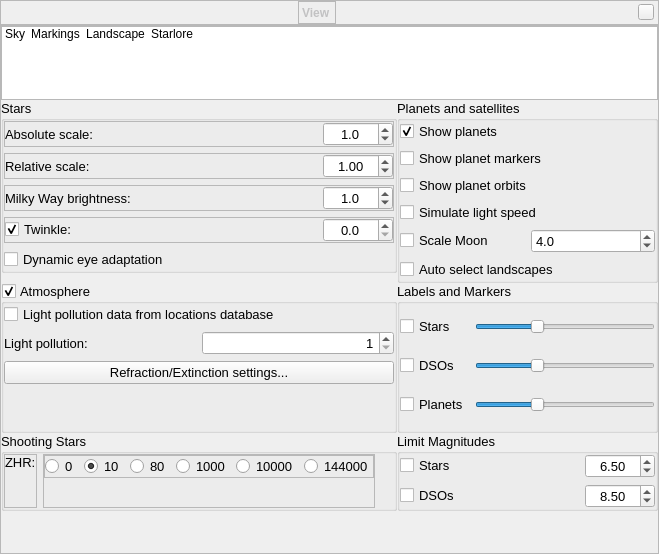
Qt form src/gui/viewDialog.ui (519984307/stellarium_src) before a commit.
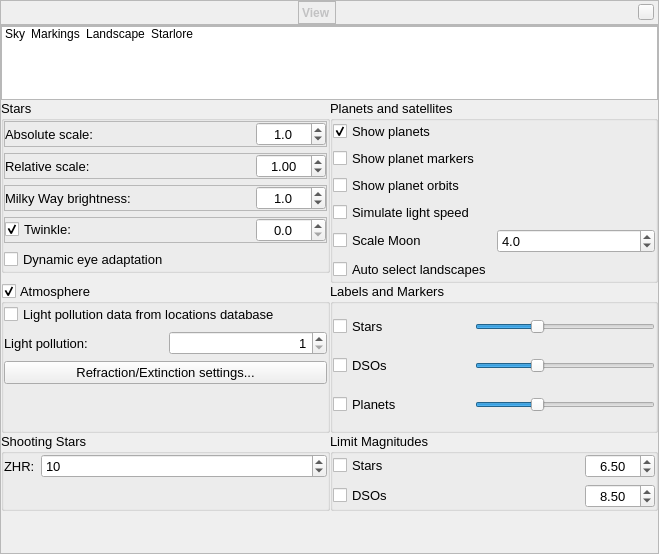
The same form after that commit. Icons and pictures are not drawn. Custom widgets are drawn as their Qt base class.

Commit message: Improvements GUI for settings of sporadic meteor

What changed in the file:
```diff
--- a/src/gui/viewDialog.ui
+++ b/src/gui/viewDialog.ui
@@ -1078,24 +1078,11 @@
               <number>0</number>
              </property>
              <item>
-              <widget class="QFrame" name="frame_9">
-               <property name="frameShape">
-                <enum>QFrame::StyledPanel</enum>
+              <layout class="QFormLayout" name="formLayout">
+               <property name="fieldGrowthPolicy">
+                <enum>QFormLayout::AllNonFixedFieldsGrow</enum>
                </property>
-               <layout class="QVBoxLayout" name="verticalLayout_4">
-                <property name="leftMargin">
-                 <number>0</number>
-                </property>
-                <property name="topMargin">
-                 <number>0</number>
-                </property>
-                <property name="rightMargin">
-                 <number>0</number>
-                </property>
-                <property name="bottomMargin">
-                 <number>0</number>
-                </property>
-                <item>
+               <item row="1" column="0">
                  <widget class="QLabel" name="label_14">
                   <property name="toolTip">
                    <string>Hourly zenith rate</string>
@@ -1107,98 +1094,21 @@
                    <enum>Qt::PlainText</enum>
                   </property>
                   <property name="alignment">
-                   <set>Qt::AlignLeading|Qt::AlignLeft|Qt::AlignTop</set>
+                  <set>Qt::AlignLeading|Qt::AlignLeft|Qt::AlignVCenter</set>
                   </property>
                  </widget>
                 </item>
-               </layout>
-              </widget>
-             </item>
-             <item>
-              <widget class="QFrame" name="frame_11">
-               <property name="frameShape">
-                <enum>QFrame::StyledPanel</enum>
-               </property>
-               <layout class="QVBoxLayout" name="verticalLayout_9">
-                <property name="leftMargin">
-                 <number>0</number>
-                </property>
-                <property name="topMargin">
-                 <number>0</number>
-                </property>
-                <property name="rightMargin">
-                 <number>0</number>
-                </property>
-                <property name="bottomMargin">
-                 <number>0</number>
-                </property>
-                <item alignment="Qt::AlignTop">
-                 <widget class="QFrame" name="frame_8">
-                  <property name="frameShape">
-                   <enum>QFrame::StyledPanel</enum>
-                  </property>
-                  <layout class="QHBoxLayout" name="horizontalLayout_7">
-                   <property name="leftMargin">
-                    <number>0</number>
-                   </property>
-                   <property name="topMargin">
-                    <number>0</number>
-                   </property>
-                   <property name="rightMargin">
-                    <number>0</number>
-                   </property>
-                   <property name="bottomMargin">
-                    <number>0</number>
-                   </property>
-                   <item>
-                    <widget class="QRadioButton" name="zhrNone">
-                     <property name="text">
-                      <string notr="true">0</string>
-                     </property>
-                    </widget>
-                   </item>
-                   <item>
-                    <widget class="QRadioButton" name="zhr10">
-                     <property name="text">
-                      <string notr="true">10</string>
-                     </property>
-                     <property name="checked">
-                      <bool>true</bool>
-                     </property>
-                    </widget>
-                   </item>
-                   <item>
-                    <widget class="QRadioButton" name="zhr80">
-                     <property name="text">
-                      <string notr="true">80</string>
-                     </property>
-                    </widget>
-                   </item>
-                   <item>
-                    <widget class="QRadioButton" name="zhr1000">
-                     <property name="text">
-                      <string>1000</string>
-                     </property>
-                    </widget>
-                   </item>
-                   <item>
-                    <widget class="QRadioButton" name="zhr10000">
-                     <property name="text">
-                      <string notr="true">10000</string>
-                     </property>
-                    </widget>
-                   </item>
-                   <item>
-                    <widget class="QRadioButton" name="zhr144000">
-                     <property name="text">
-                      <string notr="true">144000</string>
-                     </property>
-                    </widget>
-                   </item>
-                  </layout>
-                 </widget>
-                </item>
-                <item>
+               <item row="1" column="1">
+                <widget class="QSpinBox" name="zhrSpinBox">
+                 <property name="maximum">
+                  <number>240000</number>
+                 </property>
+                 <property name="value">
+                  <number>10</number>
+                 </property>
+                </widget>
+               </item>
+               <item row="2" column="1">
                  <widget class="QLabel" name="zhrLabel">
                   <property name="text">
                    <string/>
@@ -1212,20 +1122,6 @@
                  </widget>
                 </item>
                </layout>
-              </widget>
-             </item>
-             <item>
-              <spacer name="horizontalSpacer">
-               <property name="orientation">
-                <enum>Qt::Horizontal</enum>
-               </property>
-               <property name="sizeHint" stdset="0">
-                <size>
-                 <width>40</width>
-                 <height>20</height>
-                </size>
-               </property>
-              </spacer>
              </item>
             </layout>
            </widget>
```
Left out of the diff: 5 changed lines with no effect on the pictures. Lines whose indentation alone changed are shown as unchanged. The commit also changes 2 other files.
